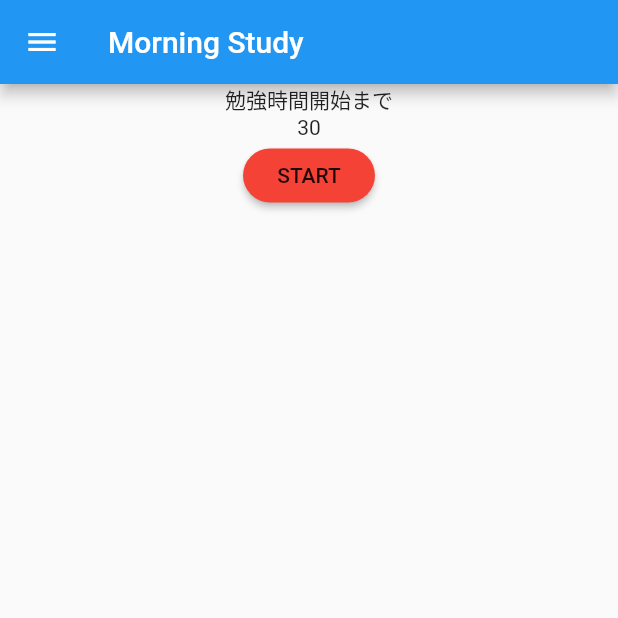
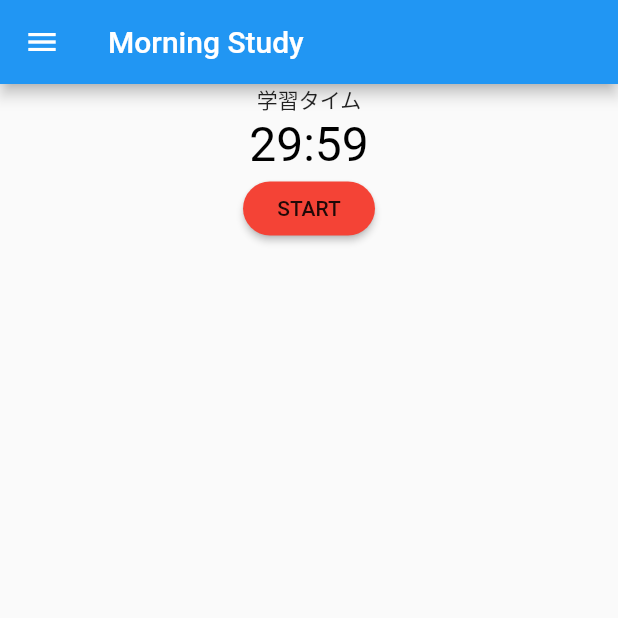
Before and after one commit to ikdBSK/team10, a Flutter app: the TimerPage screen opened directly, after a tap on "START", on a phone screen of 412 x 824 dp, the top half of it. Run offline on Flutter 3.47's test engine with Material 2 defaults, Android fonts, the phone set to English and light mode, and no system bars; statements that could not run were skipped.

Commit message:
タイマー実装

```diff
--- a/lib/components/drawer_menu.dart
+++ b/lib/components/drawer_menu.dart
@@ -1,5 +1,7 @@
 import 'package:flutter/material.dart';
 import 'package:app_team10/screens/setting_page.dart';
+import 'package:app_team10/screens/timer_page.dart';
+import 'package:app_team10/screens/calendar_page.dart';
 
 class DrawerMenu extends StatelessWidget {
   @override
@@ -28,6 +30,28 @@ class DrawerMenu extends StatelessWidget {
               ),
             );
           },
+        ),
+        ListTile(
+          title: Text('Timer'),
+          onTap: (){
+            Navigator.push(
+              context,
+              MaterialPageRoute(
+                builder: (content) => TimerPage(),
+              ),
+            );
+          },
+        ),
+        ListTile(
+          title: Text('Calendar'),
+          onTap: (){
+            Navigator.push(
+              context,
+              MaterialPageRoute(
+                builder: (content) => CalendarPage(),
+              ),
+            );
+          },
         )
       ],
     );
--- a/lib/screens/timer_page.dart
+++ b/lib/screens/timer_page.dart
@@ -2,10 +2,10 @@
 import 'package:flutter/cupertino.dart';
 import 'package:flutter/material.dart';
 import 'package:app_team10/components/start_button.dart';
-import 'package:flutter_countdown_timer/flutter_countdown_timer.dart';
 import 'package:app_team10/variable.dart';
 import 'dart:async';
 import 'package:app_team10/components/drawer_menu.dart';
+import 'package:app_team10/screens/calendar_page.dart';
 
 class TimerPage extends StatefulWidget {
   @override
@@ -14,7 +14,37 @@ class TimerPage extends StatefulWidget {
 
 class _TimerPageState extends State<TimerPage> {
   int _startMin = studyTimeMin;
-  void startTimer(){}
+  int _currentSeconds = studyTimeMin*60;
+  Timer _timer;
+
+  @override
+  void dispose() {
+    super.dispose();
+    _timer.cancel();
+  }
+
+  Timer startTimer(){
+    return Timer.periodic(
+      Duration(seconds: 1),
+      (Timer timer) {
+        if (_currentSeconds < 1) {
+          timer.cancel();
+          Navigator.push(
+            context,
+            MaterialPageRoute(
+              builder: (content) => CalendarPage(),
+            ),
+          );
+        } else {
+          setState(() {
+            _currentSeconds--;
+          });
+        }
+      },
+    );
+  }
+
+  String text='勉強時間開始まで';
 
   @override
   Widget build(BuildContext context) {
@@ -26,14 +56,11 @@ class _TimerPageState extends State<TimerPage> {
         children: <Widget>[
           //文章(例：「勉強開始時間まで」，「学習タイム」)
           //TODO: 文章切り替え
-          Text('勉強時間開始まで'),
-
+          Text(text),
 
           //タイマー
           //TODO: カウントダウン実装
-          Text(
-            _startMin.toString(),
-          ),
+          _timeStr(),
 
           //スタートボタン
           Container(
@@ -41,6 +68,8 @@ class _TimerPageState extends State<TimerPage> {
               child: StartButton(
                 onTap: (){
                   //TODO: タイマースタート
+                  text = '学習タイム';
+                  _timer = startTimer();
                 },
                 buttonTitle: 'START',
                 colour: Colors.red,
@@ -54,4 +83,17 @@ class _TimerPageState extends State<TimerPage> {
       ),
     );
   }
+
+  Widget _timeStr() {
+    return Text(
+      timerString(_currentSeconds),
+      style: TextStyle(fontSize: 32, color: Colors.black),
+    );
+  }
+
+  String timerString(int leftSeconds) {
+    final minutes = (leftSeconds / 60).floor().toString().padLeft(2, '0');
+    final seconds = (leftSeconds % 60).floor().toString().padLeft(2, '0');
+    return '$minutes:$seconds';
+  }
 }
```
